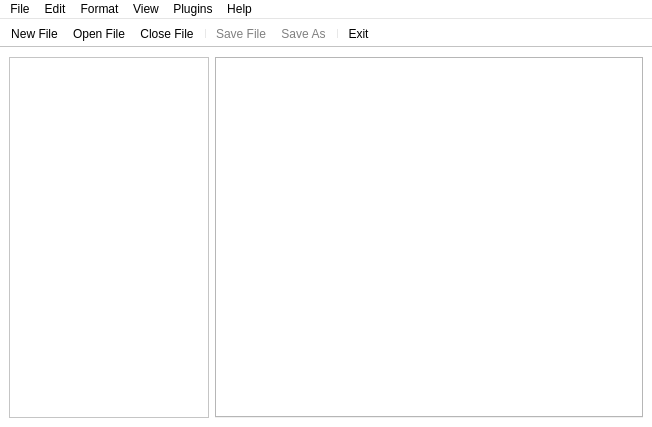
Above: mainwindow.ui from TruePadawan/Notepad-- before the change. Below: the same form after it.
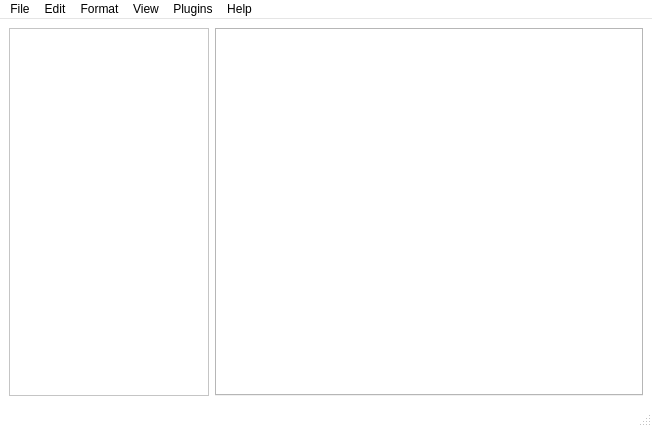
That is the form after the change. Icons and pictures are not drawn.

Patch:
```diff
--- a/mainwindow.ui
+++ b/mainwindow.ui
@@ -486,6 +486,9 @@
           <height>16777215</height>
          </size>
         </property>
+        <property name="styleSheet">
+         <string notr="true"/>
+        </property>
        </widget>
       </item>
       <item>
@@ -602,30 +605,10 @@
    <addaction name="menuPlugins"/>
    <addaction name="menuHelp"/>
   </widget>
-  <widget class="QToolBar" name="toolBar">
-   <property name="enabled">
-    <bool>true</bool>
+  <widget class="QStatusBar" name="statusBar">
+   <property name="styleSheet">
+    <string notr="true"/>
    </property>
-   <property name="windowTitle">
-    <string>toolBar</string>
-   </property>
-   <property name="movable">
-    <bool>false</bool>
-   </property>
-   <attribute name="toolBarArea">
-    <enum>TopToolBarArea</enum>
-   </attribute>
-   <attribute name="toolBarBreak">
-    <bool>false</bool>
-   </attribute>
-   <addaction name="actionNew_File"/>
-   <addaction name="actionOpen_File"/>
-   <addaction name="actionClose_File"/>
-   <addaction name="separator"/>
-   <addaction name="actionSave_File"/>
-   <addaction name="actionSave_As"/>
-   <addaction name="separator"/>
-   <addaction name="actionExit"/>
   </widget>
   <action name="actionNew_File">
    <property name="icon">
```
Left out of the diff: 21 changed lines with no effect on the pictures.
